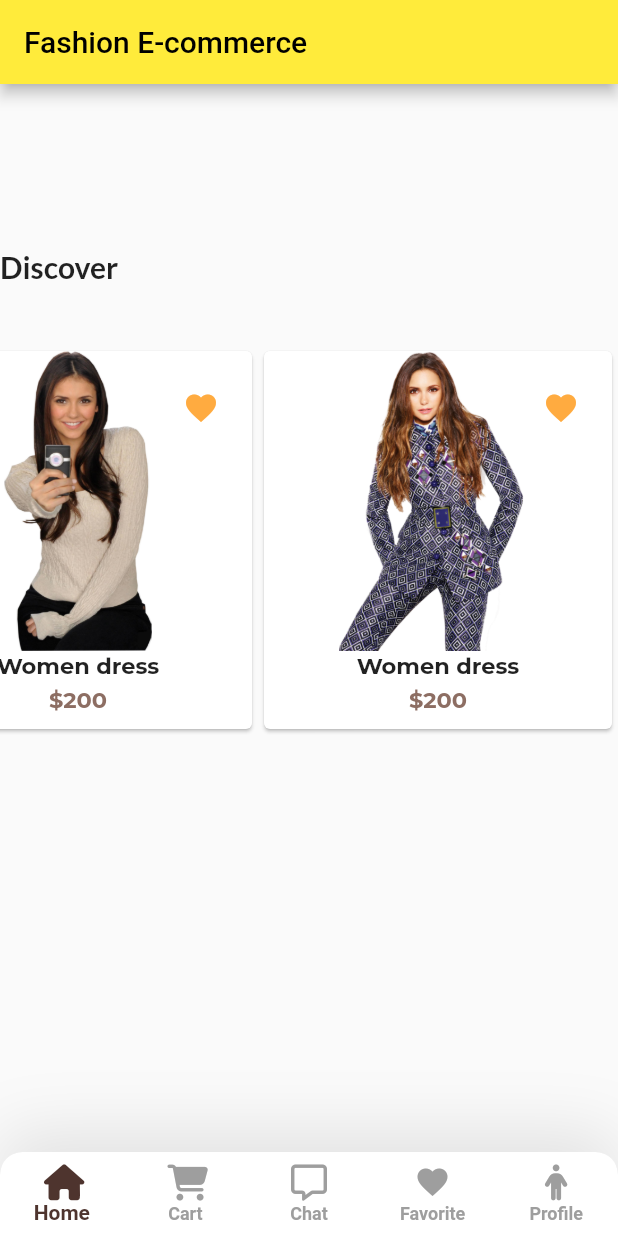
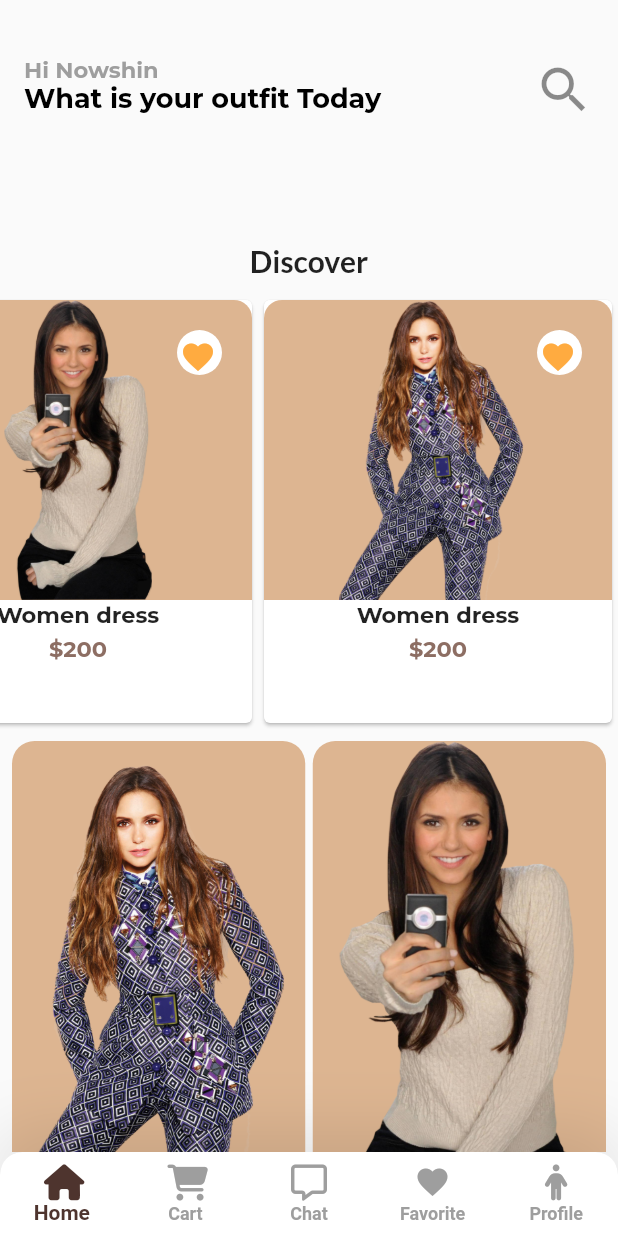
Before and after one commit to thenewbio/fashion_ecommerce_app, a Flutter app: the screen it shows after launch, after a tap on an icon or button, on a phone screen of 412 x 824 dp. Run offline on Flutter 3.47's test engine with Material 2 defaults, Android fonts, the phone set to English and light mode, and no system bars; our stand-ins replace font_awesome_flutter, google_fonts.

Commit message:
init homescreen

```diff
--- a/lib/core/constants/app_color.dart
+++ b/lib/core/constants/app_color.dart
@@ -1,5 +1,6 @@
 import 'package:flutter/material.dart';
 
 class AppColor {
-  static const Color button = Color(0xff402306);
+  static const Color button = Color(0xff995d28);
+  static const Color bgColor = Color(0xffddb591);
 }
--- a/lib/core/ui/discover/discover_screen.dart
+++ b/lib/core/ui/discover/discover_screen.dart
@@ -1,6 +1,7 @@
 import 'package:flutter/material.dart';
 import 'package:google_fonts/google_fonts.dart';
 
+import '../../constants/app_color.dart';
 import 'discover_item.dart';
 
 class DiscoverScreen extends StatelessWidget {
@@ -12,7 +13,7 @@ class DiscoverScreen extends StatelessWidget {
       body: Container(
         height: 300,
         child: ListView.builder(
-            padding: const EdgeInsets.only(top: 40),
+            padding: const EdgeInsets.only(top: 10),
             itemCount: discoverList.length,
             itemExtent: 240,
             reverse: true,
@@ -29,23 +30,18 @@ class DiscoverScreen extends StatelessWidget {
                               borderRadius: const BorderRadius.only(
                                   topLeft: Radius.circular(12),
                                   topRight: Radius.circular(12)),
-                              color: Colors.white,
+                              color: AppColor.bgColor,
                               image: DecorationImage(
                                   fit: BoxFit.contain,
                                   image: AssetImage(discoverList[i].image))),
-
                           width: double.maxFinite,
-                          // child: Image.asset(
-                          //   'assets/images/dis.jpg',
-                          //   fit: BoxFit.cover,
-                          // ),
                         ),
                         Text(
                           discoverList[i].title,
                           style: GoogleFonts.montserrat(
                               fontSize: 15, fontWeight: FontWeight.bold),
                         ),
-                        SizedBox(
+                        const SizedBox(
                           height: 5,
                         ),
                         Text('\$${discoverList[i].price}',
@@ -68,10 +64,10 @@ class DiscoverScreen extends StatelessWidget {
                                     borderRadius: BorderRadius.circular(40))),
                             Positioned(
                               top: -6,
-                              right: -10,
+                              right: -8,
                               child: IconButton(
                                   onPressed: () {},
-                                  icon: Icon(Icons.favorite,
+                                  icon: const Icon(Icons.favorite,
                                       color: Colors.orangeAccent)),
                             ),
                           ],
--- /dev/null
+++ b/lib/core/ui/header/header_screen.dart
@@ -0,0 +1,34 @@
+import 'package:flutter/material.dart';
+import 'package:google_fonts/google_fonts.dart';
+
+class HeaderScreen extends StatelessWidget {
+  const HeaderScreen({Key? key}) : super(key: key);
+
+  @override
+  Widget build(BuildContext context) {
+    return Scaffold(
+      body: Column(
+        children: [
+          ListTile(
+            title: Text('Hi Nowshin',
+                style: GoogleFonts.montserrat(
+                    fontSize: 15,
+                    color: Colors.grey,
+                    fontWeight: FontWeight.bold)),
+            subtitle: Text('What is your outfit Today',
+                style: GoogleFonts.montserrat(
+                    fontSize: 18,
+                    color: Colors.black,
+                    fontWeight: FontWeight.bold)),
+            trailing: IconButton(
+                onPressed: () {},
+                icon: Icon(
+                  Icons.search,
+                  size: 40,
+                )),
+          )
+        ],
+      ),
+    );
+  }
+}
--- a/lib/core/ui/home_screen.dart
+++ b/lib/core/ui/home_screen.dart
@@ -1,6 +1,12 @@
+import 'package:fashion_ecommerce/core/ui/discover/discover_item.dart';
 import 'package:fashion_ecommerce/core/ui/discover/discover_screen.dart';
+import 'package:fashion_ecommerce/core/ui/header/header_screen.dart';
+import 'package:fashion_ecommerce/model/slide_model.dart';
 import 'package:flutter/material.dart';
+import 'package:flutter_staggered_grid_view/flutter_staggered_grid_view.dart';
 import 'package:google_fonts/google_fonts.dart';
+
+import '../constants/app_color.dart';
 
 class HomeScreen extends StatelessWidget {
   const HomeScreen({Key? key}) : super(key: key);
@@ -8,21 +14,46 @@ class HomeScreen extends StatelessWidget {
   @override
   Widget build(BuildContext context) {
     return Scaffold(
-      appBar: AppBar(
-        title: Text('Fashion E-commerce'),
-      ),
-      body: Column(
-        crossAxisAlignment: CrossAxisAlignment.start,
-        children: [
-          Container(
-            height: 100,
-          ),
-          SizedBox(height: 10),
-          Text('Discover',
-              style:
-                  GoogleFonts.lato(fontSize: 20, fontWeight: FontWeight.bold)),
-          Container(height: 300, child: DiscoverScreen())
-        ],
+      body: SingleChildScrollView(
+        child: Column(
+          children: [
+            Container(
+                padding: EdgeInsets.only(top: 20),
+                height: 160,
+                child: HeaderScreen()),
+            const SizedBox(height: 2),
+            Text('Discover',
+                style: GoogleFonts.lato(
+                    fontSize: 20, fontWeight: FontWeight.bold)),
+            const SizedBox(height: 300, child: DiscoverScreen()),
+            Container(
+                height: 1000,
+                child: GridView.builder(
+                    scrollDirection: Axis.vertical,
+                    padding: EdgeInsets.all(8),
+                    itemCount: discoverList.length,
+                    gridDelegate:
+                        const SliverGridDelegateWithFixedCrossAxisCount(
+                            crossAxisCount: 2,
+                            mainAxisSpacing: 5,
+                            crossAxisSpacing: 5,
+                            childAspectRatio: 0.6),
+                    itemBuilder: (context, i) {
+                      return Container(
+                        height: 200,
+                        decoration: const BoxDecoration(
+                            color: AppColor.bgColor,
+                            borderRadius:
+                                BorderRadius.all(Radius.circular(15))),
+                        child: ClipRRect(
+                          borderRadius:
+                              const BorderRadius.all(Radius.circular(15)),
+                          child: Image.asset(discoverList[i].image),
+                        ),
+                      );
+                    }))
+          ],
+        ),
       ),
     );
   }
--- a/lib/core/ui/onboarding_screen.dart
+++ b/lib/core/ui/onboarding_screen.dart
@@ -1,4 +1,5 @@
 import 'dart:async';
+import 'package:fashion_ecommerce/core/constants/app_color.dart';
 import 'package:fashion_ecommerce/core/ui/bottom_nav_bar/bottom_nav_screen.dart';
 import 'package:fashion_ecommerce/core/widget/slide_dots.dart';
 import 'package:flutter/material.dart';
@@ -46,7 +47,7 @@ class _OnboardingScreenState extends State<OnboardingScreen> {
                 itemCount: slideList.length,
                 itemBuilder: (ctx, i) {
                   return Container(
-                    color: Colors.brown.shade900,
+                    color: AppColor.bgColor,
                     padding: const EdgeInsets.all(20),
                     width: double.maxFinite,
                     height: MediaQuery.of(context).size.height / 1.7,
@@ -54,7 +55,8 @@ class _OnboardingScreenState extends State<OnboardingScreen> {
                   );
                 }),
           ),
-          CustomPaint(
+          Expanded(
+            child: CustomPaint(
                 painter: BottomClip(),
                 child: SizedBox(
                   width: double.infinity,
@@ -99,8 +101,10 @@ class _OnboardingScreenState extends State<OnboardingScreen> {
                       SizedBox(height: 50),
                       InkWell(
                         onTap: () {
-                        Navigator.of(context).pushReplacement(MaterialPageRoute(
-                            builder: (_) => const BottomNavigationScreen()));
+                          Navigator.of(context).pushReplacement(
+                              MaterialPageRoute(
+                                  builder: (_) =>
+                                      const BottomNavigationScreen()));
                         },
                         child: Stack(
                           children: [
@@ -116,7 +120,7 @@ class _OnboardingScreenState extends State<OnboardingScreen> {
                               left: 5,
                               child: Container(
                                 decoration: BoxDecoration(
-                                  color: Colors.brown,
+                                    color: AppColor.button,
                                     borderRadius: BorderRadius.circular(50)),
                                 height: 50,
                                 width: 50,
@@ -135,6 +139,7 @@ class _OnboardingScreenState extends State<OnboardingScreen> {
                     ],
                   ),
                 )),
+          ),
         ],
       ),
     ));
--- a/pubspec.yaml
+++ b/pubspec.yaml
@@ -30,6 +30,7 @@ dependencies:
   cupertino_icons: ^1.0.2
   flutter:
     sdk: flutter
+  flutter_staggered_grid_view: 0.6.2
   font_awesome_flutter: ^10.2.1
   google_fonts: ^3.0.1
 
```
Also changed, not shown: pubspec.lock, 1 other file. Lines whose indentation alone changed are shown as unchanged.
